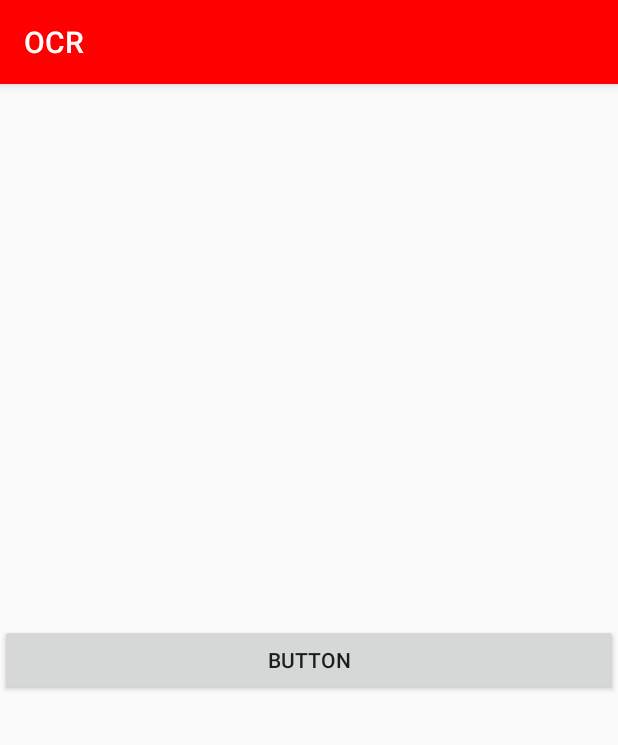
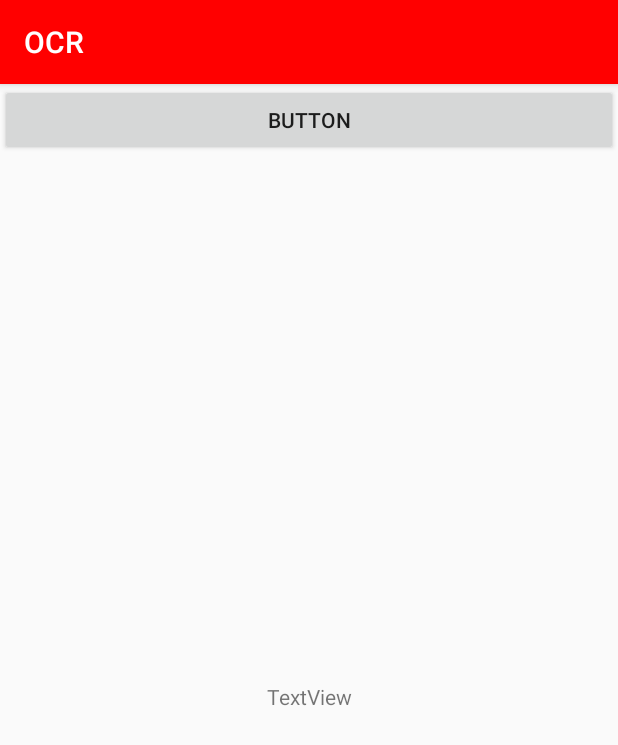
Before and after one commit to ktanqwerty/MyOCR, an Android app: the firstActivity screen opened directly, with no data from a screen before it, on a phone screen of 412 x 824 dp. Shown: the top 745 px of the screen. Run offline under Robolectric (Android 15) with nearby library versions, the phone set to English and light mode, and no system bars; our stand-ins replace Firebase (no records; nobody signed in at launch, a user with empty details on screens opened directly); libraries missing offline, so code that uses them is left out: com.firebase.ui; 2 statements that could not run were skipped.

Commit message:
Final final

```diff
--- a/app/src/main/java/com/example/myocr20/MainActivity.java
+++ b/app/src/main/java/com/example/myocr20/MainActivity.java
@@ -221,6 +221,8 @@ import java.util.List;
             startActivity(intenth);
 
         } else if (id == R.id.nav_about) {
+            Intent intenth1 = new Intent(MainActivity.this , firstActivity.class);
+            startActivity(intenth1);
 
         }  else if (id == R.id.nav_share) {
 
--- a/app/src/main/res/layout/activity_first.xml
+++ b/app/src/main/res/layout/activity_first.xml
@@ -11,8 +11,17 @@
         android:layout_width="0dp"
         android:layout_height="wrap_content"
         android:text="Button"
+        app:layout_constraintEnd_toEndOf="parent"
+        app:layout_constraintStart_toStartOf="parent"
+        app:layout_constraintTop_toTopOf="parent" />
+
+    <TextView
+        android:id="@+id/textView"
+        android:layout_width="wrap_content"
+        android:layout_height="wrap_content"
+        android:text="TextView"
         app:layout_constraintBottom_toBottomOf="parent"
         app:layout_constraintEnd_toEndOf="parent"
         app:layout_constraintStart_toStartOf="parent"
-        app:layout_constraintTop_toTopOf="parent" />
+        app:layout_constraintTop_toBottomOf="@+id/button" />
 </androidx.constraintlayout.widget.ConstraintLayout>
--- a/app/src/main/res/layout/content_main.xml
+++ b/app/src/main/res/layout/content_main.xml
@@ -4,6 +4,7 @@
     xmlns:tools="http://schemas.android.com/tools"
     android:layout_width="match_parent"
     android:layout_height="match_parent"
+    android:background="@android:color/white"
     tools:context=".MainActivity">
 
     <com.google.android.material.floatingactionbutton.FloatingActionButton
```
Also changed, not shown: app/src/main/java/com/example/myocr20/firstActivity.java (+3 -43 lines), app/src/main/res/drawable-v24/scanning.gif.
